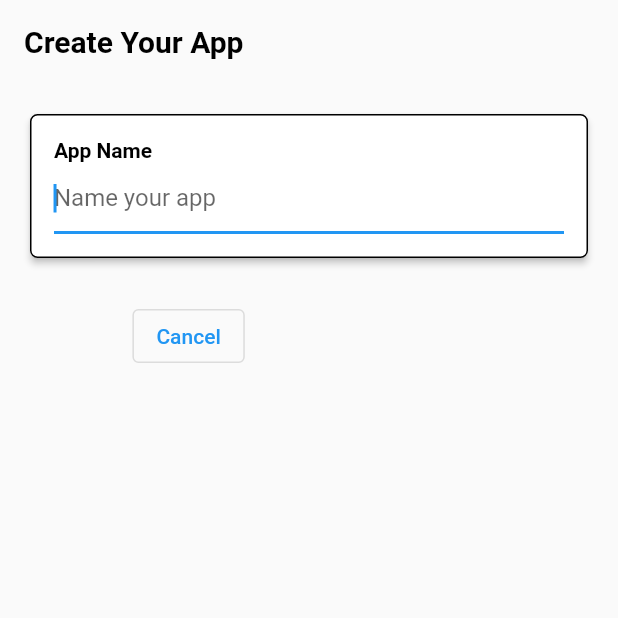
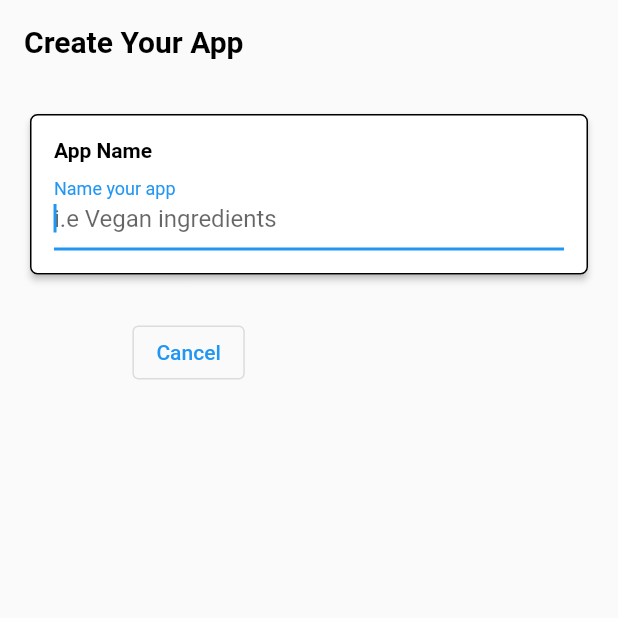
Before and after one commit to Kitenite/ai_flow_flutter, a Flutter app: the CreateScreen screen opened by its route, on a phone screen of 412 x 824 dp, the top half of it. Run offline on Flutter 3.47's test engine with Material 2 defaults, Android fonts, the phone set to English and light mode, and no system bars; our stand-ins replace camera, video_player.

Commit message:
Output screen UI complete

```diff
--- a/lib/camera_screen/camera.dart
+++ b/lib/camera_screen/camera.dart
@@ -249,9 +249,7 @@ class _CameraExampleHomeState extends State<CameraExampleHome>
                         child: Center(
                           child: AspectRatio(
                               aspectRatio:
-                                  localVideoController.value.size != null
-                                      ? localVideoController.value.aspectRatio
-                                      : 1.0,
+                                  localVideoController.value.aspectRatio,
                               child: VideoPlayer(localVideoController)),
                         ),
                       ),
--- a/lib/components/applet_input_card.dart
+++ b/lib/components/applet_input_card.dart
@@ -3,7 +3,7 @@ import 'package:flutter/material.dart';
 class AppletInputCard extends StatelessWidget {
   const AppletInputCard({
     Key? key,
-    required this.title,
+    this.title = '',
     required this.child,
     this.visible = true,
   }) : super(key: key);
@@ -11,6 +11,22 @@ class AppletInputCard extends StatelessWidget {
   final String title;
   final Widget child;
   final bool visible;
+
+  Widget getTitleView() {
+    if (title.isNotEmpty) {
+      return Align(
+        alignment: Alignment.centerLeft,
+        child: Text(
+          title,
+          style: const TextStyle(
+            color: Colors.black,
+            fontWeight: FontWeight.bold,
+          ),
+        ),
+      );
+    }
+    return const SizedBox.shrink();
+  }
 
   @override
   Widget build(BuildContext context) {
@@ -31,16 +47,7 @@ class AppletInputCard extends StatelessWidget {
               padding: const EdgeInsets.all(8),
               margin: const EdgeInsets.all(8),
               child: Column(children: [
-                Align(
-                  alignment: Alignment.centerLeft,
-                  child: Text(
-                    title,
-                    style: const TextStyle(
-                      color: Colors.black,
-                      fontWeight: FontWeight.bold,
-                    ),
-                  ),
-                ),
+                getTitleView(),
                 child,
               ]),
             ),
--- a/lib/create_screen/create_applet_form.dart
+++ b/lib/create_screen/create_applet_form.dart
@@ -1,4 +1,5 @@
 import 'package:ai_flow/components/applet_input_card.dart';
+import 'package:ai_flow/models/applet.dart';
 import 'package:flutter/material.dart';
 
 class CreateAppletForm extends StatefulWidget {
@@ -14,19 +15,47 @@ class CreateAppletFormState extends State<CreateAppletForm> {
   final _formKey = GlobalKey<FormState>();
   final _nameController = TextEditingController();
   final _promptController = TextEditingController();
-  String? _selectedInputType;
-  String? _selectedOutputType;
-  final List<String> _inputTypes = ['Text', 'Image', 'Audio'];
-  final List<String> _outputTypes = ['Text', 'Image', 'Audio'];
+  InputType? _selectedInputType;
+  OutputType? _selectedOutputType;
 
   var _promptFieldVisible = false;
   var _inputFieldVisible = false;
   var _outputFieldVisible = false;
+  var _descriptionFormFieldVisible = false;
+  var _inputPromptFieldVisible = false;
+  var _outputPromptFieldVisible = false;
+
   var _submitButtonVisible = false;
 
   @override
   void initState() {
     super.initState();
+  }
+
+  String getInputHintText() {
+    switch (_selectedInputType) {
+      case InputType.text:
+        return "Type in your list of ingredients";
+      case InputType.image:
+        return "Take a picture of your ingredients";
+      case InputType.audio:
+        return "Read your list of ingredients out loud";
+      case null:
+        return "Input your list of ingredients";
+    }
+  }
+
+  String getOutputHintText() {
+    switch (_selectedOutputType) {
+      case OutputType.text:
+        return "Here's an explanation of your ingredients";
+      case OutputType.image:
+        return "Here's a picture illustrating what you asked for";
+      case OutputType.audio:
+        return "Here's an explanation of your ingredients";
+      case null:
+        return "Here's an explanation of your ingredients";
+    }
   }
 
   @override
@@ -41,12 +70,15 @@ class CreateAppletFormState extends State<CreateAppletForm> {
             children: [
               AppletInputCard(
                 title: "App Name",
-                child: TextFormField(
+                child: Column(
+                  children: [
+                    TextFormField(
                       autofocus: true,
                       controller: _nameController,
                       decoration: const InputDecoration(
                         border: UnderlineInputBorder(),
-                    hintText: 'Name your app',
+                        labelText: 'Name your app',
+                        hintText: 'i.e Vegan ingredients',
                       ),
                       validator: (value) {
                         if (value == null || value.isEmpty) {
@@ -61,20 +93,38 @@ class CreateAppletFormState extends State<CreateAppletForm> {
                         if (value.isNotEmpty) {
                           setState(() {
                             _promptFieldVisible = true;
+                            _descriptionFormFieldVisible = true;
                           });
                         }
                       },
                       textInputAction: TextInputAction.next,
                     ),
+                    Visibility(
+                      visible: _descriptionFormFieldVisible,
+                      child: TextFormField(
+                        maxLines: 3,
+                        decoration: const InputDecoration(
+                            border: UnderlineInputBorder(),
+                            labelText:
+                                'Optional: Describe your app to the user',
+                            hintText:
+                                "This app takes a list of ingredients and tells you if its vegan"),
+                      ),
+                    ),
+                  ],
+                ),
               ),
               AppletInputCard(
                 visible: _promptFieldVisible,
-                title: "Prompt",
+                title: "Premade prompt",
                 child: TextFormField(
                   controller: _promptController,
+                  maxLines: 5,
                   decoration: const InputDecoration(
                     border: UnderlineInputBorder(),
-                    hintText: 'Add your prompt',
+                    labelText: 'The prompt that will be sent to GPT',
+                    hintText:
+                        "Look at this list of recipes. For each ingredient, explain the ingredients in 1-2 sentences and say if they are vegan. Then at the end, say whether all the ingredients are vegan or not vegan.",
                   ),
                   validator: (value) {
                     if (value == null || value.isEmpty) {
@@ -93,17 +143,20 @@ class CreateAppletFormState extends State<CreateAppletForm> {
               ),
               AppletInputCard(
                 visible: _inputFieldVisible,
-                title: "Input",
-                child: DropdownButtonFormField(
+                title: "Input type",
+                child: Column(
+                  children: [
+                    DropdownButtonFormField(
                       value: _selectedInputType,
                       hint: const Text(
-                    'Choose an input type',
+                        'Type of input your app receives',
                       ),
                       isExpanded: true,
-                  onChanged: (String? value) {
+                      onChanged: (InputType? inputType) {
                         setState(() {
-                      _selectedInputType = value;
+                          _selectedInputType = inputType;
                           _outputFieldVisible = true;
+                          _inputPromptFieldVisible = true;
                         });
                       },
                       onSaved: (value) {
@@ -111,36 +164,51 @@ class CreateAppletFormState extends State<CreateAppletForm> {
                           _selectedInputType = value;
                         });
                       },
-                  validator: (String? value) {
-                    if (value == null || value.isEmpty) {
+                      validator: (InputType? inputType) {
+                        if (inputType == null) {
                           return "Please choose an option";
                         } else {
                           return null;
                         }
                       },
-                  items: _inputTypes.map((String val) {
+                      items: InputType.values.map((InputType inputType) {
                         return DropdownMenuItem(
-                      value: val,
+                          value: inputType,
                           child: Text(
-                        val,
+                            inputType.name,
                           ),
                         );
                       }).toList(),
                     ),
+                    Visibility(
+                      visible: _inputPromptFieldVisible,
+                      child: TextFormField(
+                        decoration: InputDecoration(
+                          border: const UnderlineInputBorder(),
+                          labelText: 'Optional: Tell your user what to input',
+                          hintText: getInputHintText(),
+                        ),
+                      ),
+                    ),
+                  ],
+                ),
               ),
               AppletInputCard(
                 visible: _outputFieldVisible,
-                title: "Output",
-                child: DropdownButtonFormField(
+                title: "Output type",
+                child: Column(
+                  children: [
+                    DropdownButtonFormField(
                       value: _selectedOutputType,
                       hint: const Text(
                         'Choose an output type',
                       ),
                       isExpanded: true,
-                  onChanged: (String? value) {
+                      onChanged: (OutputType? outputType) {
                         setState(() {
-                      _selectedOutputType = value;
+                          _selectedOutputType = outputType;
                           _submitButtonVisible = true;
+                          _outputPromptFieldVisible = true;
                         });
                       },
                       onSaved: (value) {
@@ -148,21 +216,32 @@ class CreateAppletFormState extends State<CreateAppletForm> {
                           _selectedOutputType = value;
                         });
                       },
-                  validator: (String? value) {
-                    if (value == null || value.isEmpty) {
+                      validator: (OutputType? outputType) {
+                        if (outputType == null) {
                           return "Please choose an option";
                         } else {
                           return null;
                         }
                       },
-                  items: _outputTypes.map((String val) {
+                      items: OutputType.values.map((OutputType outputType) {
                         return DropdownMenuItem(
-                      value: val,
+                          value: outputType,
                           child: Text(
-                        val,
+                            outputType.name,
                           ),
                         );
                       }).toList(),
+                    ),
+                    Visibility(
+                      visible: _outputPromptFieldVisible,
+                      child: TextFormField(
+                        decoration: InputDecoration(
+                            border: const UnderlineInputBorder(),
+                            labelText: 'Optional: Explain your app\'s result',
+                            hintText: getOutputHintText()),
+                      ),
+                    ),
+                  ],
                 ),
               ),
               Row(
@@ -186,7 +265,7 @@ class CreateAppletFormState extends State<CreateAppletForm> {
                         onPressed: () {
                           // Validate returns true if the form is valid, or false otherwise.
                           if (_formKey.currentState!.validate()) {
-                            // Create app with all that information here
+                            // TODO: Push to RunScreen with the created applet
                             ScaffoldMessenger.of(context).showSnackBar(
                               const SnackBar(
                                 content: Text('Testing your app'),
--- a/lib/home_screen/home_screen.dart
+++ b/lib/home_screen/home_screen.dart
@@ -61,7 +61,7 @@ class _HomePageState extends State<HomePage> {
             color: Colors.black,
             tooltip: 'Profile button',
             onPressed: () {
-              print("Profile button pressed");
+              // TODO: Profile button
             },
           ),
         ],
--- a/lib/run_screen/text_output_screen.dart
+++ b/lib/run_screen/text_output_screen.dart
@@ -50,6 +50,22 @@ class _TextOutputScreenState extends State<TextOutputScreen> {
     return const SizedBox.shrink();
   }
 
+  Widget getOutputPromptView() {
+    if (widget.applet.outputPrompt.isNotEmpty) {
+      return Padding(
+        padding: const EdgeInsets.all(15),
+        child: Text(
+          widget.applet.outputPrompt,
+          style: const TextStyle(
+            color: Colors.black,
+            fontSize: 16,
+          ),
+        ),
+      );
+    }
+    return const SizedBox.shrink();
+  }
+
   @override
   Widget build(BuildContext context) {
     return Column(
@@ -62,18 +78,8 @@ class _TextOutputScreenState extends State<TextOutputScreen> {
             fontSize: 22,
           ),
         ),
-        Padding(
-          padding: const EdgeInsets.all(15),
-          child: Text(
-            widget.applet.description,
-            style: const TextStyle(
-              color: Colors.black,
-              fontSize: 16,
-            ),
-          ),
-        ),
+        getOutputPromptView(),
         AppletInputCard(
-          title: '${widget.applet.inputPrompt}:',
           child: Text(widget.resultText),
         ),
         getInputView(),
```
Lines whose indentation alone changed are shown as unchanged.
